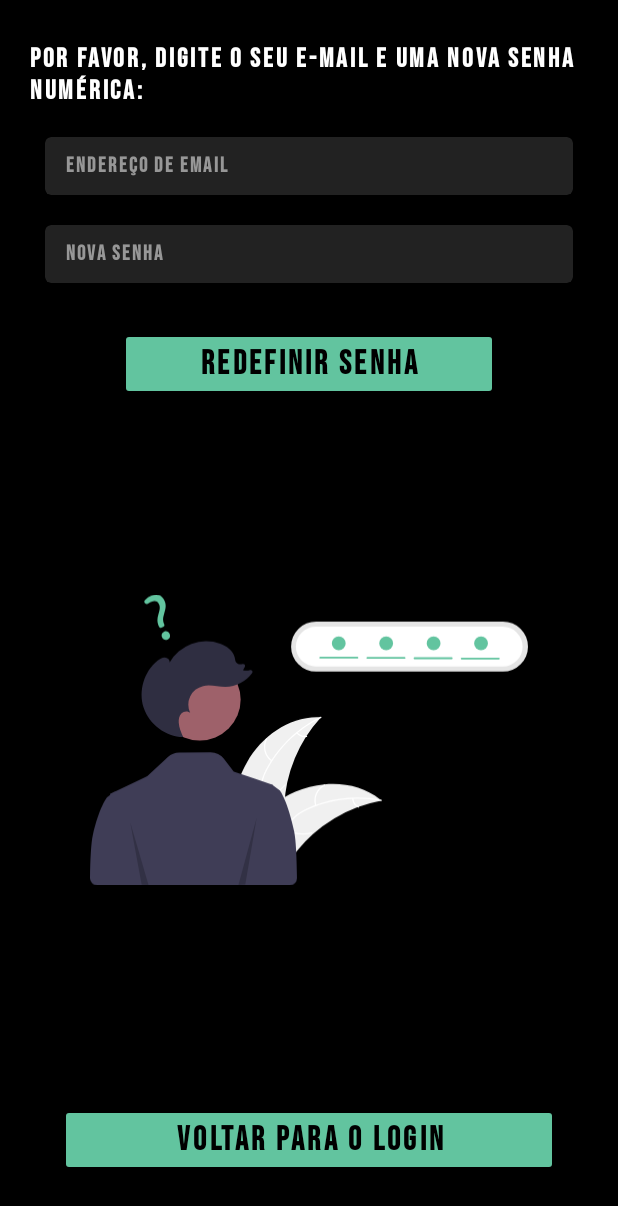
After one commit to Serginho6/JoaoVazStudio, an Android app: the ForgotPassword screen opened directly, with no data from a screen before it, on a phone screen of 412 x 824 dp. The commit adds this screen. Shown: the top 1206 px of the screen. Run offline under Robolectric (Android 15) with nearby library versions, the phone set to English and light mode, and no system bars; our stand-ins replace Room's generated code.

Commit message:
Created activity_forgot_password linked by SignIn and ForgotPassword with a simple mechanism to recover password.

```diff
--- a/app/src/main/AndroidManifest.xml
+++ b/app/src/main/AndroidManifest.xml
@@ -20,6 +20,9 @@
         android:supportsRtl="true"
         android:theme="@style/Theme.JoaoVazStudio"
         tools:targetApi="31" >
+        <activity
+            android:name=".presentation.view.ForgotPassword"
+            android:exported="false" />
         <activity
             android:name=".presentation.view.SignUp"
             android:exported="false" />
--- a/app/src/main/java/com/comunidadedevspace/joaovazstudio/data/local/User.kt
+++ b/app/src/main/java/com/comunidadedevspace/joaovazstudio/data/local/User.kt
@@ -10,7 +10,7 @@ data class User(
     var id: Long = 0,
     val name: String,
     val email: String,
-    val password: String,
+    var password: String,
     val phone: String,
     val gender: String,
     val height: String,
--- a/app/src/main/java/com/comunidadedevspace/joaovazstudio/data/local/UserDao.kt
+++ b/app/src/main/java/com/comunidadedevspace/joaovazstudio/data/local/UserDao.kt
@@ -10,13 +10,10 @@ import androidx.room.Update
 interface UserDao {
     @Insert(onConflict = OnConflictStrategy.REPLACE)
     suspend fun insert(user: User)
-
     @Update(onConflict = OnConflictStrategy.REPLACE)
     suspend fun update(user: User)
-
     @Query("DELETE from users WHERE id =:id")
     suspend fun deleteById(id: Long)
-
     @Query("SELECT * FROM users WHERE email = :email")
     suspend fun getUserByEmail(email: String): User?
 }
--- /dev/null
+++ b/app/src/main/java/com/comunidadedevspace/joaovazstudio/presentation/view/ForgotPassword.kt
@@ -0,0 +1,94 @@
+package com.comunidadedevspace.joaovazstudio.presentation.view
+
+import android.content.Intent
+import android.os.Bundle
+import android.widget.Button
+import android.widget.EditText
+import android.widget.Toast
+import androidx.appcompat.app.AppCompatActivity
+import androidx.lifecycle.lifecycleScope
+import com.comunidadedevspace.joaovazstudio.JoaoVazStudio
+import com.comunidadedevspace.joaovazstudio.R
+import com.comunidadedevspace.joaovazstudio.data.local.User
+import com.comunidadedevspace.joaovazstudio.data.local.UserDao
+import kotlinx.coroutines.Dispatchers
+import kotlinx.coroutines.launch
+import kotlinx.coroutines.withContext
+
+class ForgotPassword : AppCompatActivity() {
+
+    private lateinit var emailEditText: EditText
+    private lateinit var newPasswordEditText: EditText
+    private lateinit var userDao: UserDao
+
+    override fun onCreate(savedInstanceState: Bundle?) {
+        super.onCreate(savedInstanceState)
+        setContentView(R.layout.activity_forgot_password)
+
+        val app = application as JoaoVazStudio
+        userDao = app.getAppDataBase().userDao()
+
+        emailEditText = findViewById(R.id.edt_email_forgot)
+        newPasswordEditText = findViewById(R.id.password_forgot_new)
+
+        val resetButton = findViewById<Button>(R.id.btn_reset_password)
+        val backButton = findViewById<Button>(R.id.btn_back_to_login)
+
+        resetButton.setOnClickListener {
+            val email = emailEditText.text.toString()
+            val newPassword = newPasswordEditText.text.toString()
+
+            if (isValidEmail(email)) {
+                if (isValidPassword(newPassword)){
+                    lifecycleScope.launch {
+                        val user = getUserByEmail(email)
+
+                        if (user != null) {
+                            user.password = newPassword
+                            userDao.update(user)
+
+                            showSuccess("Senha redefinida com sucesso")
+
+                            val intent = Intent(this@ForgotPassword, SignIn::class.java)
+                            startActivity(intent)
+                            finish()
+                        } else {
+                            showError("E-mail não encontrado")
+                        }
+                    }
+                }
+            } else {
+                showError("E-mail inválido")
+            }
+        }
+
+        backButton.setOnClickListener {
+            val intent = Intent(this@ForgotPassword, SignIn::class.java)
+            startActivity(intent)
+            finish()
+        }
+    }
+
+    private suspend fun getUserByEmail(email: String): User? {
+        return withContext(Dispatchers.IO) {
+            userDao.getUserByEmail(email)
+        }
+    }
+
+    private fun isValidEmail(email: String): Boolean {
+        val emailPattern = "[a-zA-Z0-9._-]+@[a-z]+\\.+[a-z]+"
+        return email.matches(emailPattern.toRegex())
+    }
+
+    private fun isValidPassword(password: String): Boolean {
+        return password.length >= 8
+    }
+
+    private fun showSuccess(message: String) {
+        Toast.makeText(this, message, Toast.LENGTH_SHORT).show()
+    }
+
+    private fun showError(message: String) {
+        Toast.makeText(this, message, Toast.LENGTH_SHORT).show()
+    }
+}
--- /dev/null
+++ b/app/src/main/res/drawable/forgot_password.xml
@@ -0,0 +1,91 @@
+<vector xmlns:android="http://schemas.android.com/apk/res/android"
+    android:width="951.24dp"
+    android:height="632.16dp"
+    android:viewportWidth="951.24"
+    android:viewportHeight="632.16">
+  <path
+      android:pathData="M341.21,363.82c32.6,-57.35 94.78,-101.38 160.61,-97.14a303.92,303.92 0,0 0,-79.93 192.74c-1.08,27.64 0.6,58.5 -17.76,79.2 -11.42,12.88 -28.88,19.12 -46.04,20.43 -17.16,1.31 -34.32,-1.79 -51.26,-4.88l-4.11,1.26C301.16,489.49 308.61,421.16 341.21,363.82Z"
+      android:fillColor="#f0f0f0"/>
+  <path
+      android:pathData="M501.91,268.06C453.24,291.49 411.73,330.63 386.25,378.36c-5.51,10.32 -10.2,21.27 -12.24,32.84 -2.05,11.58 -0.62,22.6 3.34,33.6 3.62,10.05 8.48,19.92 9.59,30.68 1.17,11.34 -3,21.94 -10.51,30.36 -9.19,10.3 -21.53,16.68 -33.82,22.5 -13.64,6.46 -27.91,12.96 -37.57,25.02 -1.17,1.46 -3.37,-0.44 -2.2,-1.9 16.81,-20.98 45.58,-24.93 65.54,-41.83 9.31,-7.89 16.3,-18.63 15.86,-31.21 -0.39,-11.01 -5.39,-21.18 -9.14,-31.33 -3.94,-10.66 -5.9,-21.37 -4.49,-32.73 1.44,-11.62 5.72,-22.78 10.94,-33.19 11.77,-23.49 27.89,-45.05 46.35,-63.69a264.38,264.38 0,0 1,73.1 -52.16c1.68,-0.81 2.61,1.95 0.94,2.75Z"
+      android:fillColor="#fff"/>
+  <path
+      android:pathData="M393.71,362.41a38.97,38.97 0,0 1,-11.76 -49.08c0.85,-1.67 3.48,-0.42 2.63,1.25a36.09,36.09 0,0 0,11.03 45.63c1.52,1.1 -0.39,3.29 -1.9,2.2Z"
+      android:fillColor="#fff"/>
+  <path
+      android:pathData="M374.84,439.95A75.12,75.12 0,0 0,422.4 412.84c1.18,-1.46 3.38,0.44 2.2,1.9A78.13,78.13 0,0 1,375.05 442.85c-1.86,0.27 -2.06,-2.64 -0.21,-2.9Z"
+      android:fillColor="#fff"/>
+  <path
+      android:pathData="M450.52,299.62a22.06,22.06 0,0 0,19.72 7.03c1.85,-0.29 2.05,2.61 0.21,2.9a24.72,24.72 0,0 1,-21.83 -7.73,1.5 1.5,0 0,1 -0.15,-2.05 1.46,1.46 0,0 1,2.05 -0.15Z"
+      android:fillColor="#fff"/>
+  <path
+      android:pathData="M632.79,447.58c-1.15,0.21 -2.3,0.43 -3.46,0.66a290.53,290.53 0,0 0,-45.42 12.56c-1.15,0.4 -2.31,0.82 -3.44,1.25a306.28,306.28 0,0 0,-96.33 58.62,297.44 297.44,0 0,0 -31.2,32.69c-13.2,16.12 -26.22,34.65 -43.47,45.17a51.03,51.03 0,0 1,-5.55 3.01l-99.34,-41.2c-0.18,-0.21 -0.37,-0.39 -0.55,-0.6l-4.04,-1.46c0.45,-0.64 0.93,-1.29 1.38,-1.92 0.26,-0.37 0.54,-0.73 0.8,-1.1 0.18,-0.24 0.36,-0.49 0.51,-0.72 0.06,-0.08 0.12,-0.16 0.17,-0.22 0.15,-0.23 0.31,-0.43 0.45,-0.64q4.02,-5.46 8.13,-10.89c0.01,-0.02 0.01,-0.02 0.04,-0.04 20.95,-27.52 44.38,-53.53 71.02,-75.15 0.8,-0.65 1.61,-1.32 2.46,-1.96a283.82,283.82 0,0 1,38.36 -25.95,250.91 250.91,0 0,1 22.76,-11.25A208.65,208.65 0,0 1,509.29 412.32c43.43,-4.03 87.67,5.87 120.98,33.15C631.12,446.17 631.95,446.86 632.79,447.58Z"
+      android:fillColor="#f0f0f0"/>
+  <path
+      android:pathData="M632.04,448.75c-52.97,-10.6 -109.68,-4.34 -158.76,18.43 -10.61,4.92 -20.95,10.84 -29.55,18.85 -8.61,8.01 -14.1,17.68 -17.57,28.84 -3.17,10.21 -5.22,21.01 -10.82,30.27 -5.89,9.76 -15.61,15.71 -26.67,17.91 -13.54,2.69 -27.23,0.35 -40.55,-2.4 -14.78,-3.05 -30.09,-6.46 -45.06,-2.65 -1.81,0.46 -2.43,-2.38 -0.61,-2.84 26.05,-6.63 51.4,7.54 77.51,6.06 12.18,-0.69 24.23,-5.06 31.46,-15.37 6.32,-9.02 8.45,-20.16 11.57,-30.52 3.27,-10.88 8.16,-20.62 16.12,-28.84 8.15,-8.41 18.28,-14.74 28.72,-19.92 23.54,-11.66 49.39,-19.18 75.35,-22.95a264.38,264.38 0,0 1,89.77 2.37c1.83,0.37 0.91,3.13 -0.9,2.76Z"
+      android:fillColor="#fff"/>
+  <path
+      android:pathData="M488.85,458.94a38.97,38.97 0,0 1,20.16 -46.27c1.68,-0.82 3.03,1.76 1.35,2.58a36.09,36.09 0,0 0,-18.66 43.08c0.55,1.79 -2.3,2.39 -2.84,0.61Z"
+      android:fillColor="#fff"/>
+  <path
+      android:pathData="M427.1,509.48a75.12,75.12 0,0 0,54.3 6.99c1.82,-0.46 2.43,2.39 0.61,2.84a78.13,78.13 0,0 1,-56.49 -7.39c-1.64,-0.9 -0.06,-3.34 1.58,-2.44Z"
+      android:fillColor="#fff"/>
+  <path
+      android:pathData="M572.01,443.01a22.06,22.06 0,0 0,11.51 17.48c1.65,0.88 0.07,3.32 -1.58,2.44a24.72,24.72 0,0 1,-12.78 -19.31,1.5 1.5,0 0,1 1.11,-1.73 1.46,1.46 0,0 1,1.73 1.11Z"
+      android:fillColor="#fff"/>
+  <path
+      android:pathData="M443.56,515.56c-13.91,-67.27 -31.3,-89.69 -31.3,-89.69l-6.64,-5.15 -7.99,-6.21 0.04,-0.8 -1.89,-0.64 -0.45,-0.35 -0.73,-0.56 -0.12,0.13 -0.25,0.26 -36.15,-12.29 -45.87,-15.58L290.97,357.07a36.73,36.73 0,0 0,-29.39 -14.33l-67.83,0.5a36.73,36.73 0,0 0,-24.71 9.8l-44.58,41.35 -69.47,33.18 -0.12,-0.12 -0.73,0.52 -10.73,5.13 0.44,2.31 -6.64,4.79s-17.39,20.87 -31.3,83.46c-3.54,15.93 -5.28,50.09 -5.91,92.19a16.07,16.07 0,0 0,16.06 16.31L387.11,632.16v-0L433.42,632.16a16.07,16.07 0,0 0,16.06 -16.29C448.87,570.06 447.13,532.83 443.56,515.56Z"
+      android:fillColor="#3f3d56"/>
+  <path
+      android:pathData="M491.17,58.66a54.43,54.43 0,1 0,0 108.86L896.8,167.52a54.43,54.43 0,0 0,0 -108.86Z"
+      android:fillColor="#e5e5e5"/>
+  <path
+      android:pathData="M491.17,69.68a43.42,43.42 0,1 0,0 86.83L896.8,156.51a43.42,43.42 0,0 0,0 -86.83Z"
+      android:fillColor="#fff"/>
+  <path
+      android:pathData="M238.32,228.39m-88.86,0a88.86,88.86 0,1 1,177.73 0a88.86,88.86 0,1 1,-177.73 0"
+      android:fillColor="#9e616a"/>
+  <path
+      android:pathData="M215.59,312.9q-0.57,-1.25 -1.14,-2.52c0.15,0 0.29,0.03 0.44,0.03Z"
+      android:fillColor="#2f2e41"/>
+  <path
+      android:pathData="M146.99,143.57c4.49,-3.59 9.75,-6.88 15.49,-6.7 5.75,0.19 11.57,5.38 10.38,11a91.32,91.32 0,0 1,109.9 -41.21c14.28,5.04 28.29,15.12 31.57,29.9 0.84,3.8 1.02,7.96 3.39,11.04 2.99,3.89 8.7,4.76 13.41,3.4q0.07,-0.02 0.14,-0.04a4.2,4.2 0,0 1,5.07 5.93l-4.04,7.54a32.38,32.38 0,0 0,15.43 -0.33,4.2 4.2,0 0,1 4.45,6.53c-13.32,18.29 -35.59,30.11 -58.3,29.97 -16.15,-0.1 -32.46,-5.66 -48.17,-1.95a41.84,41.84 0,0 0,-28.14 58.74c-4.83,-5.28 -14.16,-4.03 -19.1,1.15 -4.94,5.18 -6.22,12.9 -5.72,20.04 0.76,10.92 5.04,21.2 9.55,31.21 -37.8,-1.19 -73.56,-27.71 -85.59,-63.57C104.63,210.2 117.29,167.26 146.99,143.57Z"
+      android:fillColor="#2f2e41"/>
+  <path
+      android:fillColor="#FF000000"
+      android:pathData="M87.46,495.25l24.92,135.61l14.96,1.3l-39.88,-136.91z"
+      android:strokeAlpha="0.2"
+      android:fillAlpha="0.2"/>
+  <path
+      android:fillColor="#FF000000"
+      android:pathData="M362.01,485.03l-24.92,145.74l-14.96,1.4l39.88,-147.14z"
+      android:strokeAlpha="0.2"
+      android:fillAlpha="0.2"/>
+  <path
+      android:pathData="M168.25,97.93c-4.78,2 -9.77,-0.19 -11.86,-5.2 -2.12,-5.08 -0.14,-10.25 4.72,-12.27 4.86,-2.03 9.75,0.16 11.91,5.33C175.14,90.88 173.18,95.87 168.25,97.93ZM159.09,70.45 L155.29,72.04a4.1,4.1 0,0 1,-5.21 -1.91l-0.19,-0.37c-4.09,-7.37 -4.56,-16.33 -1.38,-26.62 2.94,-9.23 4.16,-15.72 1.7,-21.6 -2.84,-6.8 -8.9,-8.93 -16.63,-5.84 -3,1.25 -3.95,1.23 -6.31,3.57a5.42,5.42 0,0 1,-3.92 1.59,5.24 5.24,0 0,1 -3.75,-1.64 5.35,5.35 0,0 1,-0.04 -7.3,41.54 41.54,0 0,1 14.05,-9.64c16.61,-6.93 24.97,3.3 28.79,12.46 3.74,8.96 1.64,17.28 -1.75,28.04 -2.83,8.95 -2.67,15.58 0.55,22.17a4.08,4.08 0,0 1,-2.13 5.49Z"
+      android:fillColor="#62c49f"/>
+  <path
+      android:pathData="M580.77,139.05h-80.71a1.94,1.94 0,1 1,0 -3.89h80.71a1.94,1.94 0,0 1,0 3.89Z"
+      android:fillColor="#62c49f"/>
+  <path
+      android:pathData="M683.15,139.7h-80.71a1.94,1.94 0,1 1,0 -3.89h80.71a1.94,1.94 0,1 1,0 3.89Z"
+      android:fillColor="#62c49f"/>
+  <path
+      android:pathData="M785.53,140.35L704.82,140.35a1.94,1.94 0,0 1,0 -3.89h80.71a1.94,1.94 0,1 1,0 3.89Z"
+      android:fillColor="#62c49f"/>
+  <path
+      android:pathData="M887.91,141h-80.71a1.94,1.94 0,0 1,0 -3.89h80.71a1.94,1.94 0,0 1,0 3.89Z"
+      android:fillColor="#62c49f"/>
+  <path
+      android:pathData="M540.24,106.16m-15,0a15,15 0,1 1,30 0a15,15 0,1 1,-30 0"
+      android:fillColor="#62c49f"/>
+  <path
+      android:pathData="M643.24,106.16m-15,0a15,15 0,1 1,30 0a15,15 0,1 1,-30 0"
+      android:fillColor="#62c49f"/>
+  <path
+      android:pathData="M746.24,106.16m-15,0a15,15 0,1 1,30 0a15,15 0,1 1,-30 0"
+      android:fillColor="#62c49f"/>
+  <path
+      android:pathData="M849.24,106.16m-15,0a15,15 0,1 1,30 0a15,15 0,1 1,-30 0"
+      android:fillColor="#62c49f"/>
+</vector>
--- /dev/null
+++ b/app/src/main/res/layout/activity_forgot_password.xml
@@ -0,0 +1,86 @@
+<?xml version="1.0" encoding="utf-8"?>
+<RelativeLayout xmlns:android="http://schemas.android.com/apk/res/android"
+    android:layout_width="match_parent"
+    android:layout_height="match_parent"
+    android:padding="20dp">
+
+    <TextView
+        android:id="@+id/tv_email_forgot_password"
+        style="@style/Title3"
+        android:text="Por favor, digite o seu e-mail e uma nova senha numérica:"
+        android:layout_width="match_parent"
+        android:layout_height="wrap_content"/>
+
+    <com.google.android.material.card.MaterialCardView
+        android:id="@+id/cv_email_forgot"
+        style="@style/Body1"
+        android:backgroundTint="@color/gray"
+        android:layout_width="match_parent"
+        android:layout_height="wrap_content"
+        android:layout_marginTop="20dp"
+        android:layout_marginHorizontal="10dp"
+        android:layout_below="@+id/tv_email_forgot_password">
+
+    <EditText
+        android:id="@+id/edt_email_forgot"
+        style="@style/Body1"
+        android:inputType="textEmailAddress"
+        android:layout_width="match_parent"
+        android:layout_height="wrap_content"
+        android:layout_marginHorizontal="10dp"
+        android:hint="Endereço de Email"/>
+
+    </com.google.android.material.card.MaterialCardView>
+
+    <com.google.android.material.card.MaterialCardView
+        android:id="@+id/cv_password_forgot"
+        style="@style/Body1"
+        android:backgroundTint="@color/gray"
+        android:layout_width="match_parent"
+        android:layout_height="wrap_content"
+        android:layout_marginTop="20dp"
+        android:layout_marginHorizontal="10dp"
+        android:layout_below="@+id/cv_email_forgot">
+
+        <EditText
+            android:id="@+id/password_forgot_new"
+            style="@style/Body1"
+            android:inputType="numberPassword"
+            android:layout_width="match_parent"
+            android:layout_height="wrap_content"
+            android:layout_marginHorizontal="10dp"
+            android:hint="Nova Senha"/>
+
+    </com.google.android.material.card.MaterialCardView>
+
+    <Button
+        android:id="@+id/btn_reset_password"
+        style="@style/ButtonPrimary"
+        android:layout_width="match_parent"
+        android:layout_height="wrap_content"
+        android:layout_below="@id/cv_password_forgot"
+        android:layout_marginHorizontal="60dp"
+        android:layout_marginTop="30dp"
+        android:text="Redefinir Senha"/>
+
+    <ImageView
+        android:layout_width="match_parent"
+        android:layout_height="match_parent"
+        android:layout_above="@id/btn_back_to_login"
+        android:layout_below="@id/btn_reset_password"
+        android:layout_margin="40dp"
+        android:src="@drawable/forgot_password" />
+
+    <Button
+        android:id="@+id/btn_back_to_login"
+        style="@style/ButtonPrimary"
+        android:layout_width="match_parent"
+        android:layout_height="wrap_content"
+        android:layout_marginBottom="20dp"
+        android:layout_marginHorizontal="20dp"
+        android:layout_alignParentBottom="true"
+        android:text="Voltar para o Login"
+        android:layout_centerHorizontal="true"
+        android:layout_marginTop="16dp"/>
+
+</RelativeLayout>
--- a/app/src/main/res/layout/activity_imc.xml
+++ b/app/src/main/res/layout/activity_imc.xml
@@ -4,7 +4,7 @@
     xmlns:tools="http://schemas.android.com/tools"
     android:layout_width="match_parent"
     android:layout_height="match_parent"
-    android:layout_margin="20dp"
+    android:padding="20dp"
     tools:context=".presentation.view.ImcActivity">
 
     <ImageView
--- a/app/src/main/res/layout/activity_imc_result.xml
+++ b/app/src/main/res/layout/activity_imc_result.xml
@@ -5,6 +5,7 @@
     android:layout_width="match_parent"
     android:layout_height="match_parent"
     android:orientation="vertical"
+    android:padding="20dp"
     tools:context=".presentation.view.ImcResultActivity">
 
     <TextView
--- a/app/src/main/res/layout/activity_physical.xml
+++ b/app/src/main/res/layout/activity_physical.xml
@@ -2,9 +2,9 @@
 <RelativeLayout xmlns:android="http://schemas.android.com/apk/res/android"
     xmlns:app="http://schemas.android.com/apk/res-auto"
     xmlns:tools="http://schemas.android.com/tools"
-    android:layout_margin="20dp"
     android:layout_width="match_parent"
     android:layout_height="match_parent"
+    android:padding="20dp"
     tools:context=".presentation.view.PhysicalActivity">
 
     <TextView
--- a/app/src/main/res/layout/activity_sign_up.xml
+++ b/app/src/main/res/layout/activity_sign_up.xml
@@ -4,7 +4,7 @@
     xmlns:tools="http://schemas.android.com/tools"
     android:layout_width="match_parent"
     android:layout_height="match_parent"
-    android:layout_margin="20dp"
+    android:padding="20dp"
     tools:context=".presentation.view.SignUp">
 
     <TextView
--- a/build.gradle
+++ b/build.gradle
@@ -3,5 +3,4 @@ plugins {
     id 'com.android.application' version '7.4.0' apply false
     id 'com.android.library' version '7.4.0' apply false
     id 'org.jetbrains.kotlin.android' version '1.8.21' apply false
-    id("com.google.gms.google-services") version "4.3.15" apply false
 }
```
Also changed, not shown: app/build.gradle (+3 -9 lines), app/src/main/java/com/comunidadedevspace/joaovazstudio/presentation/view/SignIn.kt (+7 -0 lines), app/src/main/res/layout/activity_sign_in.xml (+16 -1 lines), app/src/main/res/layout/activity_train_list.xml (+3 -5 lines), 2 other files.
